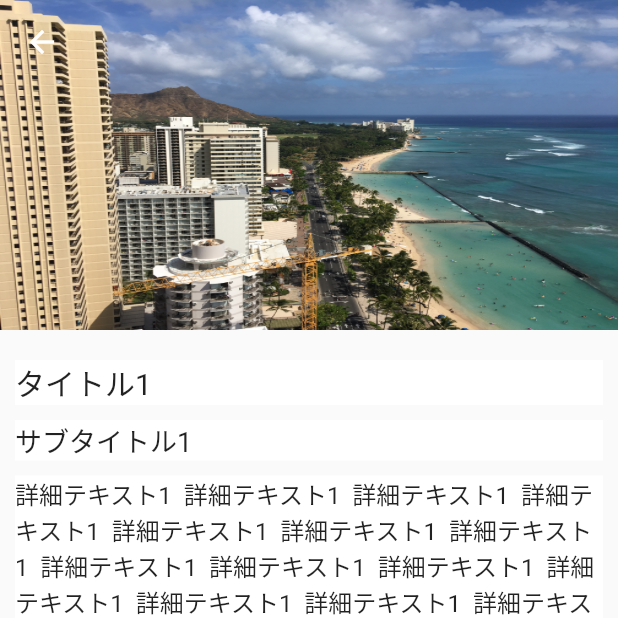
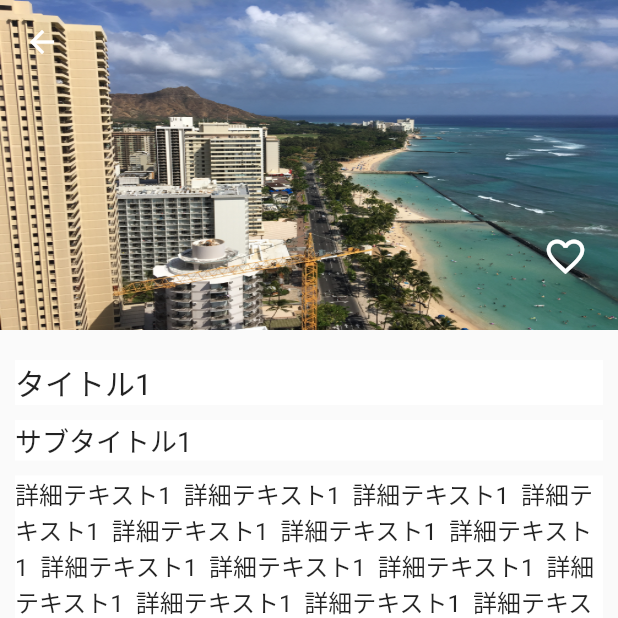
Before and after one commit to SOKu-ma/flutter_carousel_sample_app, a Flutter app: the Detail screen opened directly with empty values, on a phone screen of 412 x 824 dp, the top half of it. Run offline on Flutter 3.47's test engine with Material 2 defaults, Android fonts, the phone set to English and light mode, and no system bars; our stand-ins replace flutter_riverpod, sqflite; accounts and stored records are empty.

Commit message:
詳細画面にお気に入りボタンを追加

```diff
--- a/lib/views/detail/detail.dart
+++ b/lib/views/detail/detail.dart
@@ -10,6 +10,9 @@ class Detail extends ConsumerWidget {
   Widget build(BuildContext context, WidgetRef ref) {
     // カルーセルコンテンツmodelプロバイダ
     final _carouselContentsProvider = ref.watch(carouselContentsProvider);
+    final _carouselContentsProviderNotifier =
+        ref.watch(carouselContentsProvider.notifier);
+    final Size _size = MediaQuery.of(context).size;
     return Scaffold(
       body: SingleChildScrollView(
         child: Column(
@@ -34,6 +37,29 @@ class Detail extends ConsumerWidget {
                     appBar: AppBar(
                       backgroundColor: Colors.transparent,
                       elevation: 0.0,
+                    ),
+                    body: GestureDetector(
+                      child: AnimatedContainer(
+                        duration: const Duration(seconds: 1),
+                        margin:
+                            EdgeInsets.only(left: _size.width - 50, top: 100),
+                        child: Icon(
+                          _carouselContentsProvider[index].isFavorite
+                              ? Icons.favorite
+                              : Icons.favorite_border,
+                          color: _carouselContentsProvider[index].isFavorite
+                              ? Colors.red
+                              : Colors.white,
+                          size: 30,
+                        ),
+                      ),
+                      onTap: () {
+                        // お気に入りフラグのON/OFF
+                        _carouselContentsProviderNotifier.cheaked(
+                          !_carouselContentsProvider[index].isFavorite,
+                          index,
+                        );
+                      },
                     ),
                   ),
                 ],
```
